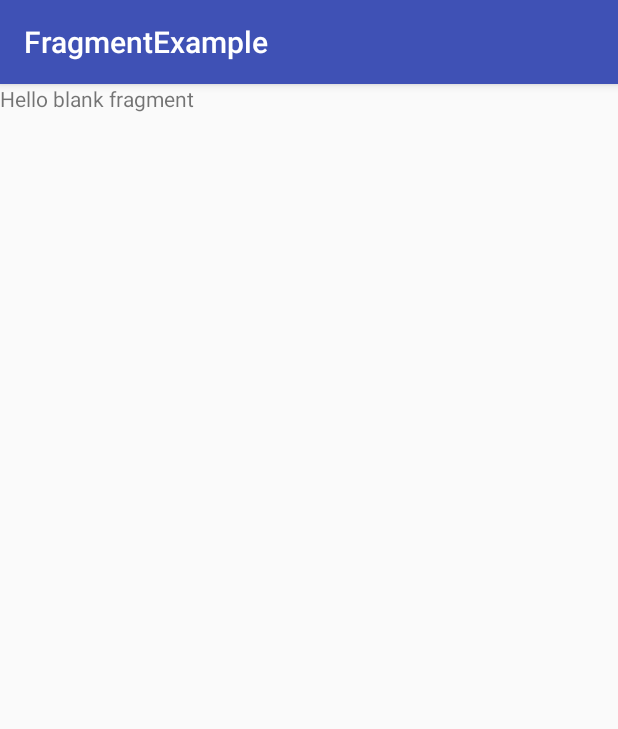
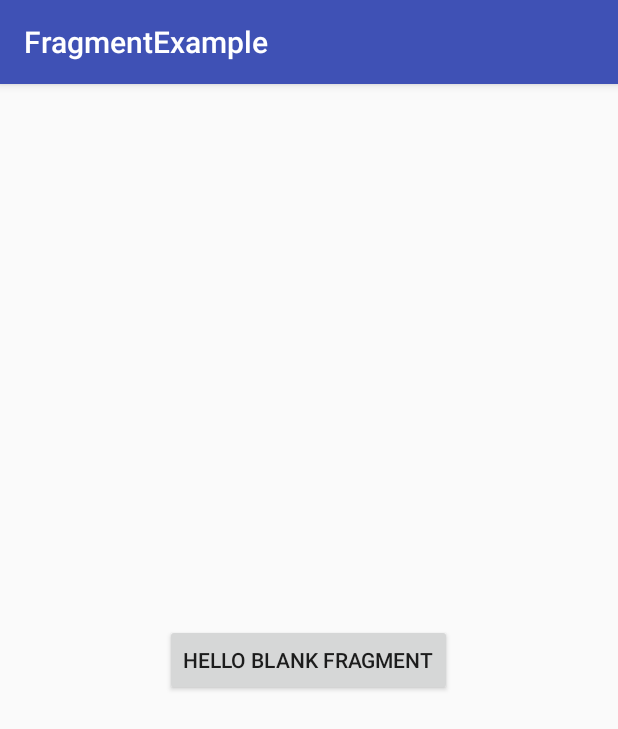
Before and after one commit to FAVOUR/Fragments-The-Old-Way, an Android app: the fragment ExploreFragment shown on its own in the app's theme, on a phone screen of 412 x 824 dp. Shown: the top 729 px of the screen. Run offline under Robolectric (Android 15) with nearby library versions, the phone set to English and light mode, and no system bars.

Commit message:
Done with first page for fragment navigation

```diff
--- a/app/src/main/AndroidManifest.xml
+++ b/app/src/main/AndroidManifest.xml
@@ -9,7 +9,7 @@
         android:roundIcon="@mipmap/ic_launcher_round"
         android:supportsRtl="true"
         android:theme="@style/AppTheme">
-        <activity android:name=".IntroductotyActivity"></activity>
+        <activity android:name=".IntroductoryActivity"/>
         <activity android:name=".MainActivity">
             <intent-filter>
                 <action android:name="android.intent.action.MAIN" />
--- a/app/src/main/res/layout/fragment_explore.xml
+++ b/app/src/main/res/layout/fragment_explore.xml
@@ -5,10 +5,12 @@
     android:layout_height="match_parent"
     tools:context=".ExploreFragment">
 
-    <!-- TODO: Update blank fragment layout -->
-    <TextView
-        android:layout_width="match_parent"
-        android:layout_height="match_parent"
+
+
+    <Button
+        android:layout_width="wrap_content"
+        android:layout_height="wrap_content"
+        android:layout_gravity="center"
         android:text="@string/hello_blank_fragment" />
 
 </FrameLayout>
```
Also changed, not shown: app/src/main/java/com/example/fragments/IntroductoryActivity.kt (added, +27 -0 lines), app/src/main/java/com/example/fragments/IntroductotyActivity.kt (deleted, +0 -23 lines), app/src/main/res/layout/activity_empty.xml (+9 -6 lines).
